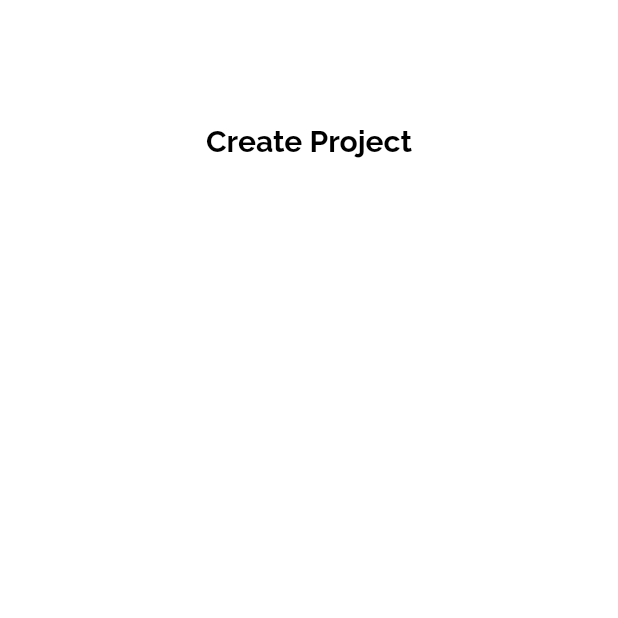
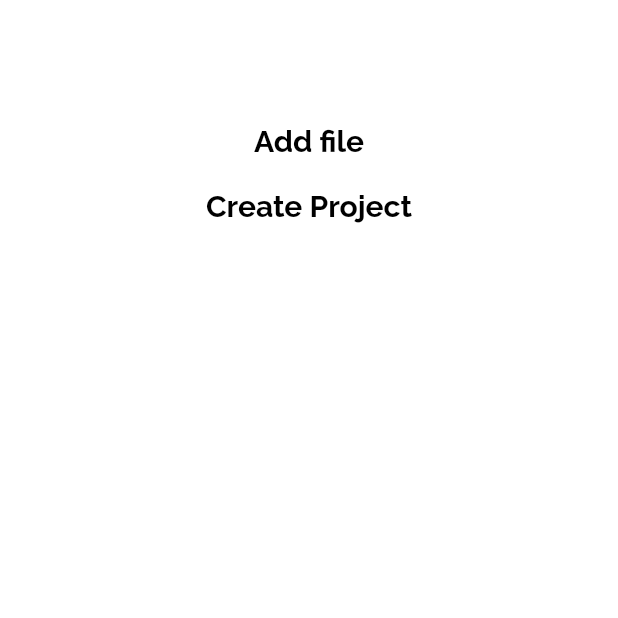
Before and after one commit to meetjanani/colab_ezzyfy_solutions, a Flutter app: the HomeDashboardPage screen opened by its route, on a phone screen of 412 x 824 dp, the top half of it. Run offline on Flutter 3.47's test engine with Material 2 defaults, Android fonts, the light colour scheme and no system bars; our stand-ins replace cloud_firestore, connectivity_plus, dio, equatable, file_picker, firebase_auth and 11 more; missing offline and left inert: dart:ffi; accounts and stored records are empty.

Commit message:
create project

```diff
--- /dev/null
+++ b/lib/binding/create_project_binding.dart
@@ -0,0 +1,11 @@
+import 'package:colab_ezzyfy_solutions/controller/create_project_controller.dart';
+import 'package:get/get.dart';
+
+class CreateProjectBinding extends Bindings {
+  @override
+  void dependencies() {
+    // TODO: implement dependencies
+    Get.lazyPut(() => CreateProjectController());
+  }
+
+}
--- /dev/null
+++ b/lib/controller/create_project_controller.dart
@@ -0,0 +1,6 @@
+import 'package:flutter/gestures.dart';
+import 'package:get/get.dart';
+
+class CreateProjectController extends GetxController {
+
+}
--- a/lib/route/app_module.dart
+++ b/lib/route/app_module.dart
@@ -1,8 +1,10 @@
 import 'package:colab_ezzyfy_solutions/binding/Auth/login_bindiing.dart';
 import 'package:colab_ezzyfy_solutions/binding/Auth/register_binding.dart';
+import 'package:colab_ezzyfy_solutions/binding/create_project_binding.dart';
 import 'package:colab_ezzyfy_solutions/binding/splash_binding.dart';
 import 'package:colab_ezzyfy_solutions/ui/pages/Auth/login_page.dart';
 import 'package:colab_ezzyfy_solutions/ui/pages/Auth/register_page.dart';
+import 'package:colab_ezzyfy_solutions/ui/pages/home_dashboard/create_project_page.dart';
 import 'package:colab_ezzyfy_solutions/ui/pages/home_dashboard/home_dashboard_page.dart';
 import 'package:colab_ezzyfy_solutions/ui/pages/splashpage.dart';
 import 'package:get/route_manager.dart';
@@ -34,5 +36,11 @@ class AppPage {
         page: () => const HomeDashboardPage(),
         binding: HomeDashboardBinding()),
 
+    // Home
+    GetPage(
+        name: AppRoute.createProject,
+        page: () => const CreateProjectPage(),
+        binding: CreateProjectBinding()),
+
   ];
 }
--- a/lib/route/route.dart
+++ b/lib/route/route.dart
@@ -8,6 +8,7 @@ abstract class AppRoute {
 
   //Home
   static const home = '/home';
+  static const createProject = '/createProject';
 
   //More
   static const profile = '/profile';
--- a/lib/ui/pages/home_dashboard/home_dashboard_page.dart
+++ b/lib/ui/pages/home_dashboard/home_dashboard_page.dart
@@ -1,4 +1,5 @@
 import 'package:colab_ezzyfy_solutions/controller/home_dashboard_controller.dart';
+import 'package:colab_ezzyfy_solutions/route/route.dart';
 import 'package:flutter/material.dart';
 import 'package:get/get.dart';
 
@@ -24,7 +25,7 @@ class HomeDashboardPage extends GetView<HomeDashboardController> {
                     ),
                     InkWell(
                       child: text(
-                          'Create Project', Colors.black, 20, FontWeight.w700),
+                          'Add file', Colors.black, 20, FontWeight.w700),
                       onTap: controller.uploadFile,
                       onLongPress: () {
                         controller.firebaseAuthController.signOutUser(navigateUser: true);
@@ -32,6 +33,13 @@ class HomeDashboardPage extends GetView<HomeDashboardController> {
                     ),
                     SizedBox(
                       height: 20,
+                    ),
+                    InkWell(
+                      child: text(
+                          'Create Project', Colors.black, 20, FontWeight.w700),
+                      onTap: (){
+                        Get.toNamed(AppRoute.createProject);
+                      },
                     ),
                   ],
                 ),
```
Also changed, not shown: lib/ui/pages/home_dashboard/create_project_page.dart (added, +82 -0 lines).
